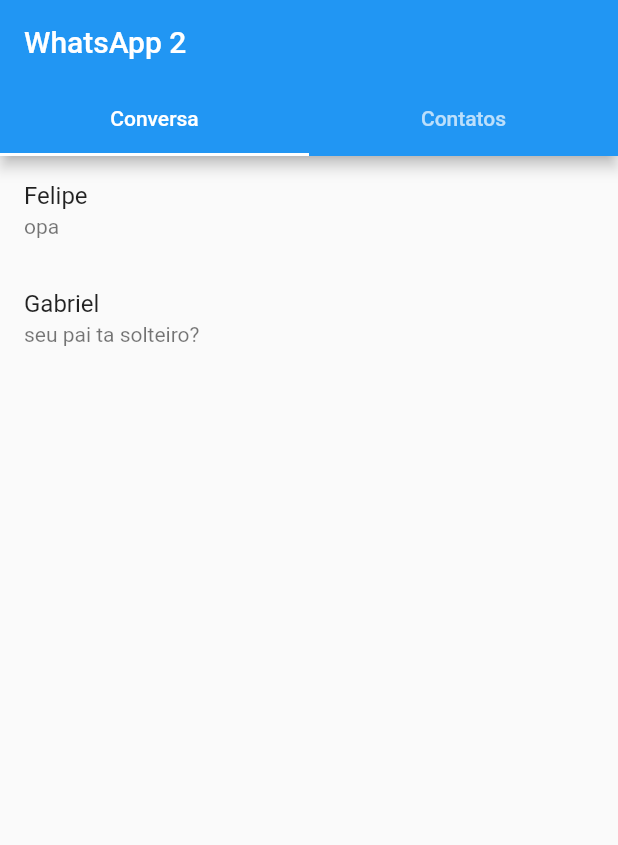
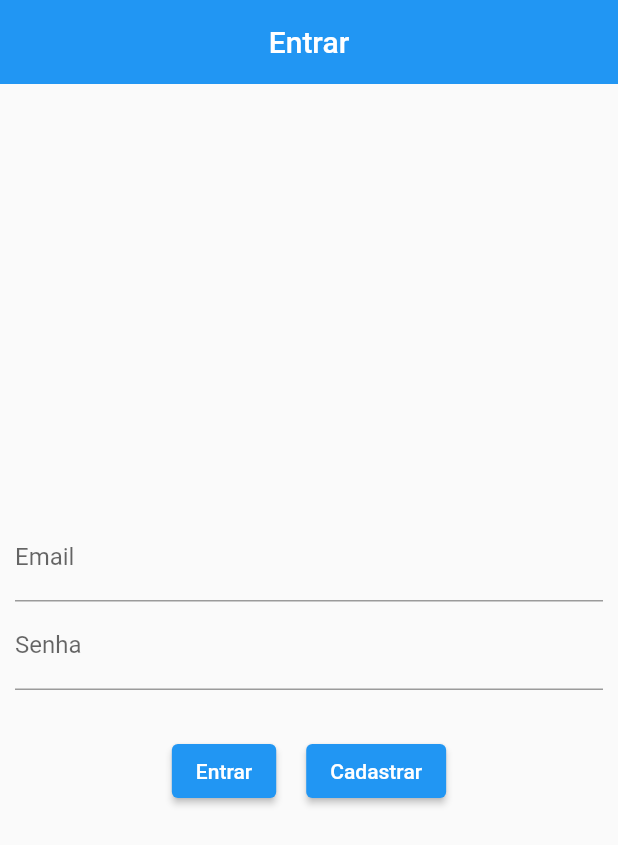
Before and after one commit to davi133/app-mensagens-si700, a Flutter app: the screen it shows after launch, on a phone screen of 412 x 824 dp. Shown: the top 845 px of the screen. Run offline on Flutter 3.47's test engine with Material 2 defaults, Android fonts, the light colour scheme and no system bars; key blocks and very long unbroken strings in the code were emptied for the run.

Commit message:
agora tem tela de login

```diff
--- /dev/null
+++ b/lib/View/login_view.dart
@@ -0,0 +1,88 @@
+import 'package:flutter/material.dart';
+import 'package:flutter_atividade2/View/Home.dart';
+import 'signin_view.dart';
+import 'Home.dart';
+
+class LoginView extends StatelessWidget {
+  LoginView({super.key});
+  final GlobalKey<FormState> _formKey = GlobalKey<FormState>();
+  @override
+  Widget build(BuildContext context) {
+    return Scaffold(
+      appBar: AppBar(
+        title: const Text("Entrar"),
+        centerTitle: true,
+        elevation: 0,
+      ),
+      body: Container(
+          padding: const EdgeInsets.all(10),
+          child: Form(
+            key: _formKey,
+            child: Center(
+              child: Column(
+                mainAxisAlignment: MainAxisAlignment.center,
+                crossAxisAlignment: CrossAxisAlignment.center,
+                children: [
+                  //TEXT FIELD ===========================================
+                  TextFormField(
+                    keyboardType: TextInputType.number,
+                    decoration: const InputDecoration(
+                      labelText: 'Email',
+                    ),
+                    validator: (String? inValue) {
+                      if (inValue != null) {}
+                      return null;
+                    },
+                    onSaved: (String? inValue) {},
+                  ),
+                  //TEXT FIELD ===========================================
+                  TextFormField(
+                    keyboardType: TextInputType.number,
+                    decoration: const InputDecoration(
+                      labelText: 'Senha',
+                    ),
+                    validator: (String? inValue) {
+                      if (inValue != null) {}
+                      return null;
+                    },
+                    onSaved: (String? inValue) {},
+                  ),
+                  Container(
+                    height: 30,
+                  ),
+                  //BOTÃO ===============================================
+                  Row(
+                    mainAxisAlignment: MainAxisAlignment.center,
+                    children: [
+                      ElevatedButton(
+                        child: const Text("Entrar"),
+                        onPressed: () {
+                          if (_formKey.currentState!.validate()) {
+                            _formKey.currentState!.save();
+                          }
+                          Navigator.of(context)
+                              .push(MaterialPageRoute(builder: (_) {
+                            return const Home();
+                          }));
+                        },
+                      ),
+                      Container(
+                        width: 20,
+                      ),
+                      ElevatedButton(
+                          child: const Text("Cadastrar"),
+                          onPressed: () {
+                            Navigator.of(context)
+                                .push(MaterialPageRoute(builder: (_) {
+                              return SigninView();
+                            }));
+                          }),
+                    ],
+                  )
+                ],
+              ),
+            ),
+          )),
+    );
+  }
+}
--- a/lib/main.dart
+++ b/lib/main.dart
@@ -3,7 +3,7 @@
 import "View/conversa_tela.dart";
 import 'View/Home.dart';
 import 'model/contato.dart';
-
+import 'View/login_view.dart';
 
 void main() {
   runApp(const MyApp());
@@ -20,7 +20,8 @@
       theme: ThemeData(
         primarySwatch: Colors.blue,
       ),
-      home: Home()
+      //home: Home()
+      home:LoginView()
     );
   }
 }
```
Also changed, not shown: lib/View/Home.dart (+20 -3 lines), lib/View/signin_view.dart (added, +83 -0 lines).
